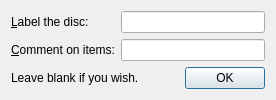
First picture: the form in labelcommentdialog.ui, repository azurvii/cdsilo, before the edit.
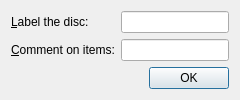
Second picture: the form after the edit. Icons and pictures are not drawn.

Diff of the .ui file:
```diff
--- a/labelcommentdialog.ui
+++ b/labelcommentdialog.ui
@@ -52,13 +52,6 @@
    </item>
    <item>
     <layout class="QHBoxLayout" name="horizontalLayout" >
-     <item>
-      <widget class="QLabel" name="label_3" >
-       <property name="text" >
-        <string>Leave blank if you wish.</string>
-       </property>
-      </widget>
-     </item>
      <item>
       <spacer name="horizontalSpacer" >
        <property name="orientation" >
```
